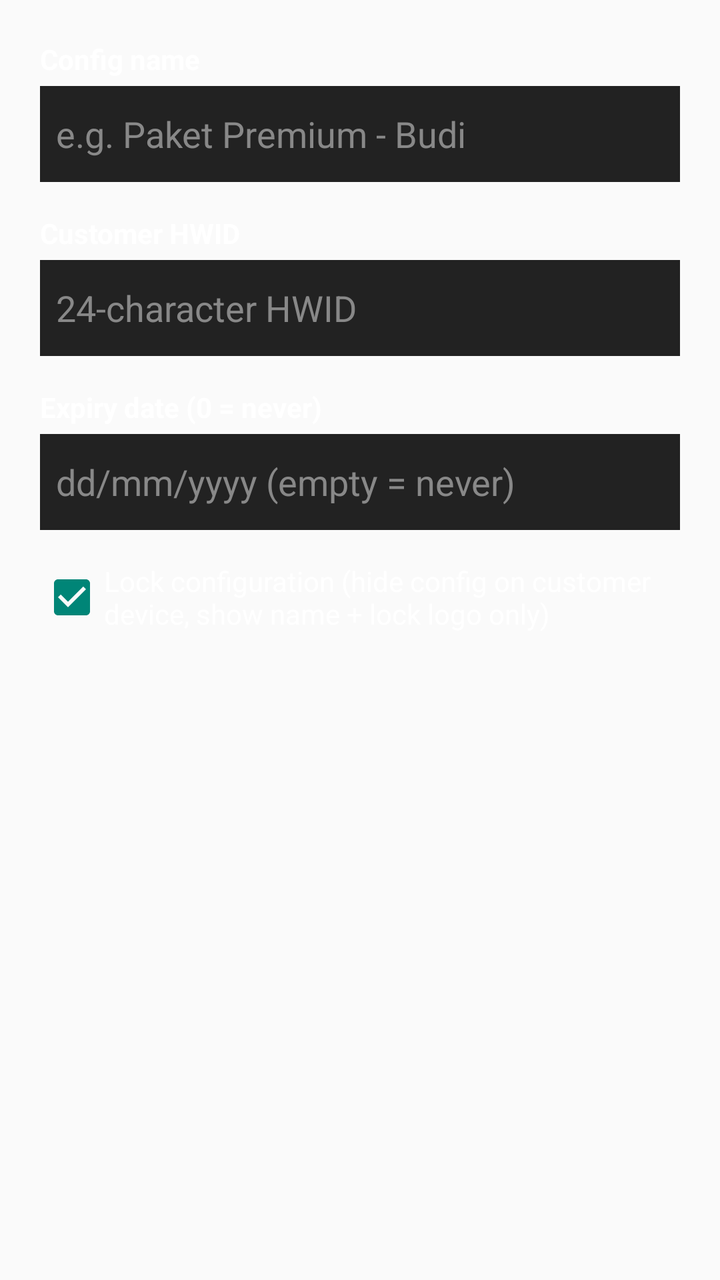
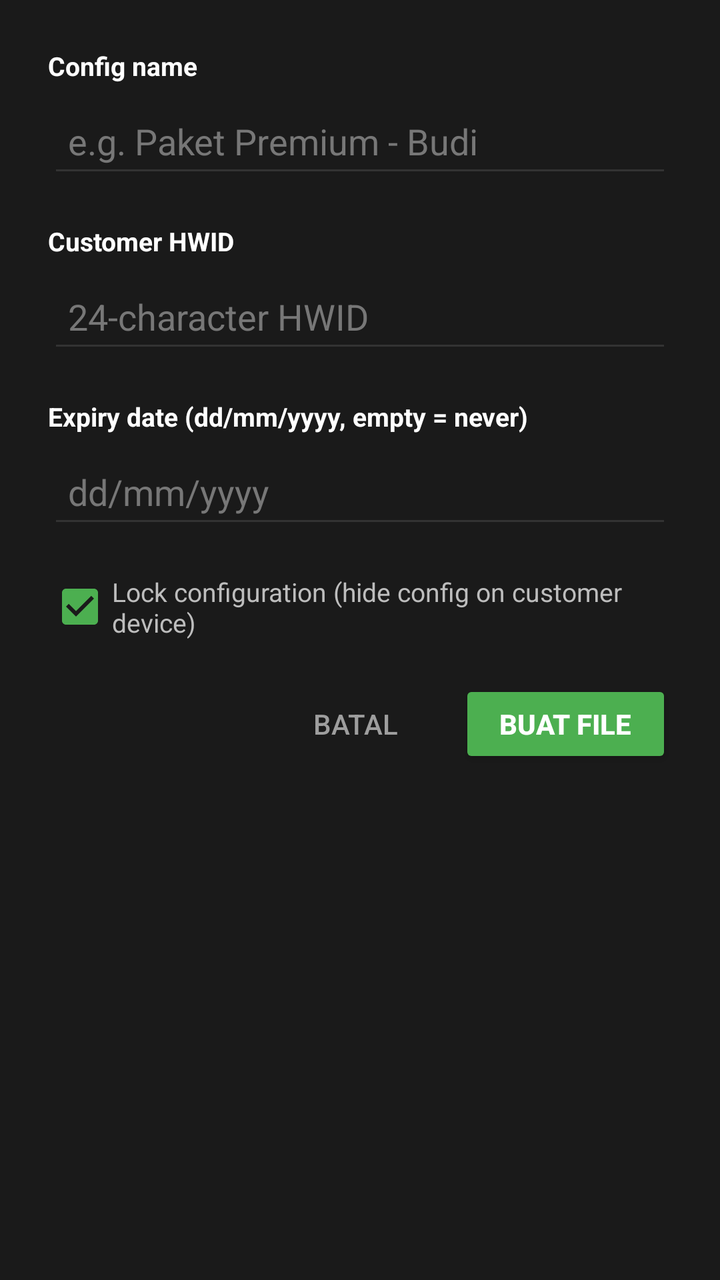

An Android layout rendered at two revisions. The XML below is the earlier revision; the diff shows what the commit changed to produce the second picture.
<!-- AndroidManifest.xml: application theme Theme.JhopanLiteVPN -->
<!-- res/layout/dialog_export_license.xml -->
<?xml version="1.0" encoding="utf-8"?>
<LinearLayout xmlns:android="http://schemas.android.com/apk/res/android"
    android:layout_width="match_parent"
    android:layout_height="wrap_content"
    android:orientation="vertical"
    android:padding="20dp">

    <TextView
        android:layout_width="match_parent"
        android:layout_height="wrap_content"
        android:text="Config name"
        android:textStyle="bold"
        android:textColor="#FFFFFF" />
    <EditText
        android:id="@+id/lic_name"
        android:layout_width="match_parent"
        android:layout_height="48dp"
        android:layout_marginTop="4dp"
        android:hint="e.g. Paket Premium - Budi"
        android:textColorHint="#888888"
        android:textColor="#FFFFFF"
        android:background="#222222"
        android:padding="8dp"
        android:singleLine="true" />

    <TextView
        android:layout_width="match_parent"
        android:layout_height="wrap_content"
        android:layout_marginTop="16dp"
        android:text="Customer HWID"
        android:textStyle="bold"
        android:textColor="#FFFFFF" />
    <EditText
        android:id="@+id/lic_hwid"
        android:layout_width="match_parent"
        android:layout_height="48dp"
        android:layout_marginTop="4dp"
        android:hint="24-character HWID"
        android:textColorHint="#888888"
        android:textColor="#FFFFFF"
        android:background="#222222"
        android:padding="8dp"
        android:singleLine="true" />

    <TextView
        android:layout_width="match_parent"
        android:layout_height="wrap_content"
        android:layout_marginTop="16dp"
        android:text="Expiry date (0 = never)"
        android:textStyle="bold"
        android:textColor="#FFFFFF" />
    <EditText
        android:id="@+id/lic_expiry"
        android:layout_width="match_parent"
        android:layout_height="48dp"
        android:layout_marginTop="4dp"
        android:hint="dd/mm/yyyy (empty = never)"
        android:textColorHint="#888888"
        android:textColor="#FFFFFF"
        android:background="#222222"
        android:padding="8dp"
        android:singleLine="true" />

    <CheckBox
        android:id="@+id/lic_lock"
        android:layout_width="match_parent"
        android:layout_height="wrap_content"
        android:layout_marginTop="16dp"
        android:text="Lock configuration (hide config on customer device, show name + lock logo only)"
        android:textColor="#FFFFFF"
        android:checked="true" />
</LinearLayout>
<!-- resources referenced by this layout -->
<resources>
  <style name="Theme.JhopanLiteVPN" parent="Theme.AppCompat.Light.NoActionBar">
          <item name="colorPrimary">@color/primary</item>
          <item name="android:statusBarColor">#121212</item>
          <item name="android:navigationBarColor">#121212</item>
      </style>
  <color name="primary">#4CAF50</color>
</resources>

<!-- the commit's change to res/layout/dialog_export_license.xml (unified diff, before → after) -->
@@ -3,70 +3,107 @@
     android:layout_width="match_parent"
     android:layout_height="wrap_content"
     android:orientation="vertical"
-    android:padding="20dp">
+    android:background="#1A1A1A"
+    android:padding="24dp">
 
     <TextView
         android:layout_width="match_parent"
         android:layout_height="wrap_content"
         android:text="Config name"
         android:textStyle="bold"
+        android:textSize="13sp"
         android:textColor="#FFFFFF" />
     <EditText
         android:id="@+id/lic_name"
         android:layout_width="match_parent"
-        android:layout_height="48dp"
-        android:layout_marginTop="4dp"
+        android:layout_height="46dp"
+        android:layout_marginTop="6dp"
         android:hint="e.g. Paket Premium - Budi"
-        android:textColorHint="#888888"
+        android:textColorHint="#777777"
         android:textColor="#FFFFFF"
-        android:background="#222222"
-        android:padding="8dp"
+        android:backgroundTint="#333333"
+        android:padding="10dp"
         android:singleLine="true" />
 
     <TextView
         android:layout_width="match_parent"
         android:layout_height="wrap_content"
-        android:layout_marginTop="16dp"
+        android:layout_marginTop="18dp"
         android:text="Customer HWID"
         android:textStyle="bold"
+        android:textSize="13sp"
         android:textColor="#FFFFFF" />
     <EditText
         android:id="@+id/lic_hwid"
         android:layout_width="match_parent"
-        android:layout_height="48dp"
-        android:layout_marginTop="4dp"
+        android:layout_height="46dp"
+        android:layout_marginTop="6dp"
         android:hint="24-character HWID"
-        android:textColorHint="#888888"
+        android:textColorHint="#777777"
         android:textColor="#FFFFFF"
-        android:background="#222222"
-        android:padding="8dp"
-        android:singleLine="true" />
+        android:backgroundTint="#333333"
+        android:padding="10dp"
+        android:singleLine="true"
+        android:textAllCaps="true" />
 
     <TextView
         android:layout_width="match_parent"
         android:layout_height="wrap_content"
-        android:layout_marginTop="16dp"
-        android:text="Expiry date (0 = never)"
+        android:layout_marginTop="18dp"
+        android:text="Expiry date (dd/mm/yyyy, empty = never)"
         android:textStyle="bold"
+        android:textSize="13sp"
         android:textColor="#FFFFFF" />
     <EditText
         android:id="@+id/lic_expiry"
         android:layout_width="match_parent"
-        android:layout_height="48dp"
-        android:layout_marginTop="4dp"
-        android:hint="dd/mm/yyyy (empty = never)"
-        android:textColorHint="#888888"
+        android:layout_height="46dp"
+        android:layout_marginTop="6dp"
+        android:hint="dd/mm/yyyy"
+        android:textColorHint="#777777"
         android:textColor="#FFFFFF"
-        android:background="#222222"
-        android:padding="8dp"
+        android:backgroundTint="#333333"
+        android:padding="10dp"
         android:singleLine="true" />
 
     <CheckBox
         android:id="@+id/lic_lock"
         android:layout_width="match_parent"
         android:layout_height="wrap_content"
-        android:layout_marginTop="16dp"
-        android:text="Lock configuration (hide config on customer device, show name + lock logo only)"
-        android:textColor="#FFFFFF"
+        android:layout_marginTop="18dp"
+        android:text="Lock configuration (hide config on customer device)"
+        android:textSize="13sp"
+        android:textColor="#BDBDBD"
+        android:buttonTint="#4CAF50"
         android:checked="true" />
+
+    <LinearLayout
+        android:layout_width="match_parent"
+        android:layout_height="wrap_content"
+        android:layout_marginTop="20dp"
+        android:orientation="horizontal"
+        android:gravity="end">
+
+        <Button
+            android:id="@+id/lic_cancel"
+            style="@style/Widget.AppCompat.Button.Borderless"
+            android:layout_width="wrap_content"
+            android:layout_height="44dp"
+            android:paddingHorizontal="16dp"
+            android:text="BATAL"
+            android:textAllCaps="true"
+            android:textColor="#9E9E9E" />
+
+        <Button
+            android:id="@+id/lic_create"
+            android:layout_width="wrap_content"
+            android:layout_height="44dp"
+            android:layout_marginStart="8dp"
+            android:paddingHorizontal="20dp"
+            android:text="BUAT FILE"
+            android:textAllCaps="true"
+            android:textStyle="bold"
+            android:backgroundTint="#4CAF50"
+            android:textColor="#FFFFFF" />
+    </LinearLayout>
 </LinearLayout>
